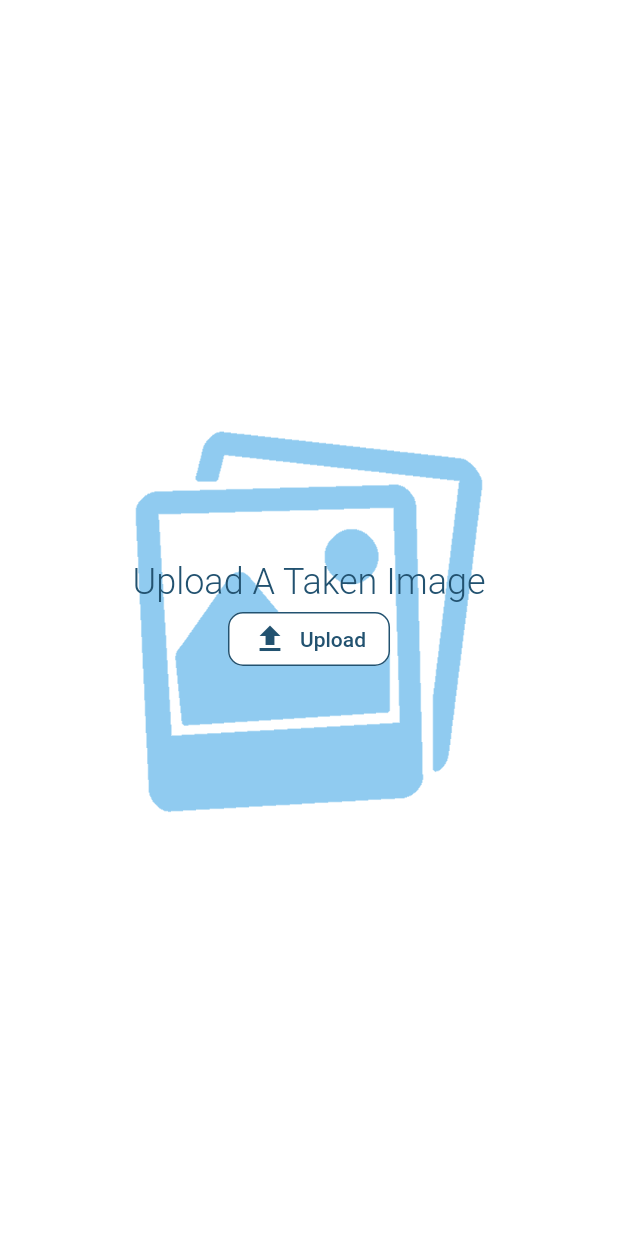
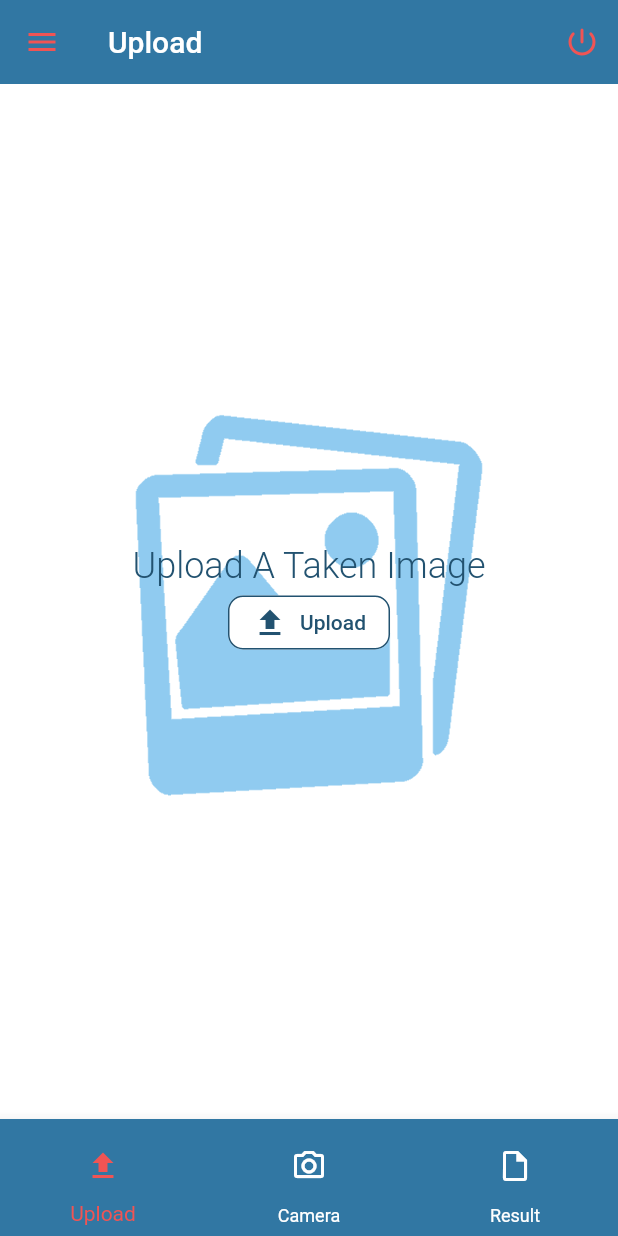
Before and after one commit to Ahmed-gamal-elmahdy/ScrEye, a Flutter app: the HomeTab screen opened directly, on a phone screen of 412 x 824 dp. Run offline on Flutter 3.47's test engine with Material 2 defaults, Android fonts, the light colour scheme and no system bars; our stand-ins replace bloc, camera, dio, firebase_auth, firebase_core, firebase_database and 8 more; missing offline and left inert: crop_your_image, firebase_ui_auth; accounts and stored records are empty; Roboto replaces fonts that are missing (roboto).

Commit message:
sidebar added
Added sidebar:
Home
Profile
History
Settings

-- code refactoring in cubit

```diff
--- a/lib/cubit/app_cubit.dart
+++ b/lib/cubit/app_cubit.dart
@@ -13,6 +13,8 @@ import 'package:intl/intl.dart';
 import 'package:image_gallery_saver/image_gallery_saver.dart';
 import 'dart:typed_data';
 import 'package:loading_animation_widget/loading_animation_widget.dart';
+import 'package:sidebarx/sidebarx.dart';
+
 part 'app_state.dart';
 
 class AppCubit extends Cubit<AppState> {
@@ -20,7 +22,7 @@ class AppCubit extends Cubit<AppState> {
 
   static AppCubit get(context) => BlocProvider.of(context);
   dynamic user;
-  int tabIndex = 0;
+  int bodyIndex = 0;
   bool cameraInitiated = false;
   late List<CameraDescription> cameras;
   late double maxZoom, minZoom, zoomLevel;
@@ -29,9 +31,9 @@ class AppCubit extends Cubit<AppState> {
   String test_result = "";
   double sliderVal = 1.0;
 
-  void ChangeTabIndex(idx) {
-    tabIndex = idx;
-    emit(ChangedTabIndex());
+  void ChangeBodyIndex(idx) {
+    bodyIndex = idx;
+    emit(ChangedBodyIndex());
   }
 
   void updateZoomLevel(val) async {
@@ -73,14 +75,16 @@ class AppCubit extends Cubit<AppState> {
   }
 
   void testGet({required String imgname, required String token}) async {
-    tabIndex = 2;
+    bodyIndex = 2;
     emit(WaitingResult());
     test_result = await getApi(imgname: imgname, token: token);
     emit(TestDone());
   }
 
-  Future<String> getApi(//New API endpoint
-      {required String imgname, required String token}) async {
+  Future<String> getApi(
+      //New API endpoint
+      {required String imgname,
+      required String token}) async {
     var apiHerku =
         "https://flaskapitestgemy.herokuapp.com/api/v1/?id=${imgname}&token=${token}";
     var apiAzure =
@@ -147,7 +151,8 @@ class AppCubit extends Cubit<AppState> {
                     icon: Icon(Icons.save_alt),
                     label: Text("Save"),
                   ),
-                  state is !Uploading? OutlinedButton.icon(
+                  state is! Uploading
+                      ? OutlinedButton.icon(
                           label: Text('Upload'),
                           icon: Icon(Icons.upload),
                           onPressed: () async {
@@ -159,12 +164,14 @@ class AppCubit extends Cubit<AppState> {
                               });
                             });
                           },
-                  ): OutlinedButton(
+                        )
+                      : OutlinedButton(
                           onPressed: null,
                           child: Row(
                             mainAxisAlignment: MainAxisAlignment.center,
                             children: [
-                        LoadingAnimationWidget.threeArchedCircle(color: Color(0xFFF05454), size: 20),
+                              LoadingAnimationWidget.threeArchedCircle(
+                                  color: Color(0xFFF05454), size: 20),
                               SizedBox(
                                 width: 10.h,
                               ),
@@ -216,6 +223,7 @@ class AppCubit extends Cubit<AppState> {
   void loading() async {
     emit(Loading());
   }
+
   void notLoading() async {
     emit(NotLoading());
   }
@@ -223,8 +231,19 @@ class AppCubit extends Cubit<AppState> {
   void uploading() async {
     emit(Uploading());
   }
+
   void doneUploading() async {
     emit(DoneUploading());
   }
 
+  int tabIndex = 0;
+  final sideBar_controller =
+      SidebarXController(selectedIndex: 0, extended: true);
+
+  void ChangeTabIndex(idx) {
+    tabIndex = idx;
+    print(tabIndex);
+    //sideBar_controller.selectIndex(idx);
+    emit(ChangedTabIndex());
   }
+}
--- a/lib/cubit/app_state.dart
+++ b/lib/cubit/app_state.dart
@@ -6,7 +6,7 @@ abstract class AppState {}
 class AppInitial extends AppState {
 }
 
-class ChangedTabIndex extends AppState{}
+class ChangedBodyIndex extends AppState{}
 class CameraStarted extends AppState{}
 class ZoomLevelChanged extends AppState{}
 class WaitingResult extends AppState{}
@@ -15,3 +15,5 @@ class Loading extends AppState{}
 class NotLoading extends AppState{}
 class Uploading extends AppState{}
 class DoneUploading extends AppState{}
+
+class ChangedTabIndex extends AppState{}
--- a/lib/screens/HomeTab/HomeTab.dart
+++ b/lib/screens/HomeTab/HomeTab.dart
@@ -1,9 +1,11 @@
+import 'package:firebase_ui_auth/firebase_ui_auth.dart';
 import 'package:flutter/material.dart';
 import 'package:flutter_bloc/flutter_bloc.dart';
-import 'package:flutter_screenutil/flutter_screenutil.dart';
 import 'package:fluttertest/cubit/app_cubit.dart';
-import 'package:image_picker/image_picker.dart';
-import 'package:loading_animation_widget/loading_animation_widget.dart';
+import 'package:sidebarx/sidebarx.dart';
+import 'CameraBody/CameraScreen.dart';
+import 'ResultBody/ResultScreen.dart';
+import 'UploadBody/UploadScreen.dart';
 
 class HomeTab extends StatelessWidget {
   const HomeTab({Key? key}) : super(key: key);
@@ -15,52 +17,88 @@ class HomeTab extends StatelessWidget {
         // TODO: implement listener
       },
       builder: (context, state) {
-        var cubit=AppCubit.get(context);
-        return Center(
-          child: Container(
-            decoration: BoxDecoration(image: DecorationImage(
-              image: AssetImage('assets/homec.png'),
-            )
-            ),
-              child: Column(
-                mainAxisAlignment: MainAxisAlignment.center,
-                children: [
-                  Text(
-                    "Upload A Taken Image",
-                    style: TextStyle(
-                      fontSize: 24,
-                      fontFamily: 'roboto',
-                      fontWeight: FontWeight.w300,
-                    ),
-                    textAlign: TextAlign.center,
-                  ),
-                  state is !Loading ?
-                  OutlinedButton.icon(
-                    label: Text('Upload',/*style: TextStyle(color: Color(0xFFF05454),*/),
-                    icon: Icon(Icons.upload,/*color: Color(0xFFF05454)*/),
-                    onPressed: () async {
-                      final _imagePicker = ImagePicker();
-                      var image = (await _imagePicker.pickImage(
-                          source: ImageSource.gallery))!;
-                      cubit.uploadImage(image).then((value) {
-                        cubit.testGet(imgname: value[0], token: value[1]);
-                      });
-                    },
-                  ): OutlinedButton(
-                    onPressed: null,
-                    child: Row(
-                      mainAxisAlignment: MainAxisAlignment.center,
-                      children: [
-                        LoadingAnimationWidget.threeArchedCircle(color: Color(0xFFF05454), size: 20),
-                        SizedBox(
-                          width: 10.h,
-                        ),
-                        Text("Loading...")
-                      ],
-                    ),
-                  ),
-                ],
-              )),
+        var cubit = AppCubit.get(context);
+        List bodyNames = [
+          "Upload",
+          "Align Clipper with Conjunctiva",
+          "Results",
+        ];
+        List bodyScreens = [UploadScreen(), CameraScreen(), ResultScreen()];
+        return Scaffold(
+          drawer: SidebarX(
+
+            headerBuilder: (context, extended) {
+              return SizedBox(
+                height: 100,
+                child: Padding(
+                  padding: const EdgeInsets.all(16.0),
+
+                ),
+              );
+            },
+            controller: cubit.sideBar_controller,
+            items: [
+              SidebarXItem(
+                  icon: Icons.home,
+                  label: 'Home',
+                  onTap: () {
+                    cubit.ChangeTabIndex(0);
+                  }),
+              SidebarXItem(
+                  icon: Icons.person_sharp,
+                  label: 'Profile',
+                  onTap: () {
+                    cubit.ChangeTabIndex(1);
+                  }),
+              SidebarXItem(
+                  icon: Icons.photo_library_outlined,
+                  label: 'History',
+                  onTap: () {
+                    cubit.ChangeTabIndex(2);
+                  }),
+              SidebarXItem(
+                  icon: Icons.settings,
+                  label: 'Settings',
+                  onTap: () {
+                    cubit.ChangeTabIndex(3);
+                  }),
+            ],
+          ),
+          appBar: AppBar(actions: [
+            IconButton(
+                tooltip: "Logout",
+                onPressed: () {
+                  FirebaseUIAuth.signOut();
+                },
+                icon: Icon(Icons.power_settings_new_rounded))
+          ], title: Text(bodyNames[cubit.bodyIndex])),
+          body: bodyScreens[cubit.bodyIndex],
+          bottomNavigationBar: BottomNavigationBar(
+            currentIndex: cubit.bodyIndex,
+            items: [
+              BottomNavigationBarItem(
+                  label: "Upload",
+                  icon: IconButton(
+                      icon: Icon(Icons.upload),
+                      onPressed: () {
+                        cubit.ChangeBodyIndex(0);
+                      })),
+              BottomNavigationBarItem(
+                  label: "Camera",
+                  icon: IconButton(
+                      icon: Icon(Icons.camera_alt_outlined),
+                      onPressed: () {
+                        cubit.ChangeBodyIndex(1);
+                      })),
+              BottomNavigationBarItem(
+                  label: "Result",
+                  icon: IconButton(
+                      icon: Icon(Icons.insert_drive_file_outlined),
+                      onPressed: () {
+                        cubit.ChangeBodyIndex(2);
+                      }))
+            ],
+          ),
         );
       },
     );
--- /dev/null
+++ b/lib/screens/HomeTab/UploadBody/UploadScreen.dart
@@ -0,0 +1,68 @@
+import 'package:flutter/material.dart';
+import 'package:flutter_bloc/flutter_bloc.dart';
+import 'package:flutter_screenutil/flutter_screenutil.dart';
+import 'package:fluttertest/cubit/app_cubit.dart';
+import 'package:image_picker/image_picker.dart';
+import 'package:loading_animation_widget/loading_animation_widget.dart';
+
+class UploadScreen extends StatelessWidget {
+  const UploadScreen({Key? key}) : super(key: key);
+
+  @override
+  Widget build(BuildContext context) {
+    return BlocConsumer<AppCubit, AppState>(
+      listener: (context, state) {
+        // TODO: implement listener
+      },
+      builder: (context, state) {
+        var cubit=AppCubit.get(context);
+        return Center(
+          child: Container(
+            decoration: BoxDecoration(image: DecorationImage(
+              image: AssetImage('assets/homec.png'),
+            )
+            ),
+              child: Column(
+                mainAxisAlignment: MainAxisAlignment.center,
+                children: [
+                  Text(
+                    "Upload A Taken Image",
+                    style: TextStyle(
+                      fontSize: 24,
+                      fontFamily: 'roboto',
+                      fontWeight: FontWeight.w300,
+                    ),
+                    textAlign: TextAlign.center,
+                  ),
+                  state is !Loading ?
+                  OutlinedButton.icon(
+                    label: Text('Upload',/*style: TextStyle(color: Color(0xFFF05454),*/),
+                    icon: Icon(Icons.upload,/*color: Color(0xFFF05454)*/),
+                    onPressed: () async {
+                      final _imagePicker = ImagePicker();
+                      var image = (await _imagePicker.pickImage(
+                          source: ImageSource.gallery))!;
+                      cubit.uploadImage(image).then((value) {
+                        cubit.testGet(imgname: value[0], token: value[1]);
+                      });
+                    },
+                  ): OutlinedButton(
+                    onPressed: null,
+                    child: Row(
+                      mainAxisAlignment: MainAxisAlignment.center,
+                      children: [
+                        LoadingAnimationWidget.threeArchedCircle(color: Color(0xFFF05454), size: 20),
+                        SizedBox(
+                          width: 10.h,
+                        ),
+                        Text("Loading...")
+                      ],
+                    ),
+                  ),
+                ],
+              )),
+        );
+      },
+    );
+  }
+}
--- a/pubspec.yaml
+++ b/pubspec.yaml
@@ -61,6 +61,7 @@ dependencies:
   crop_your_image: ^0.7.3
   animated_text_kit: ^4.2.2
   loading_animation_widget:
+  sidebarx: ^0.15.0
 dev_dependencies:
   flutter_launcher_icons: ^0.12.0
   flutter_test:
```
Also changed, not shown: lib/screens/HistoryTab/HistoryTab.dart (added, +82 -0 lines), lib/screens/ProfileTab/ProfileTab.dart (added, +82 -0 lines), lib/screens/SettingsTab/SettingsTab.dart (added, +82 -0 lines), lib/screens/auth_gate.dart (+17 -0 lines), lib/screens/home_screen.dart (+11 -54 lines), lib/screens/HomeTab/CameraBody/CameraScreen.dart (renamed from lib/screens/CameraTab/CameraScreen.dart), lib/screens/HomeTab/ResultBody/ResultScreen.dart (renamed from lib/screens/ResultTab/ResultScreen.dart), pubspec.lock. Lines whose indentation alone changed are shown as unchanged.
